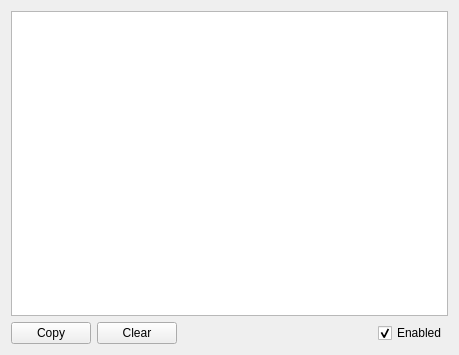
Qt form src/multiserialviewer/ui_files/serialViewerWindow.ui (shaag7967/multiserialviewer) before a commit.
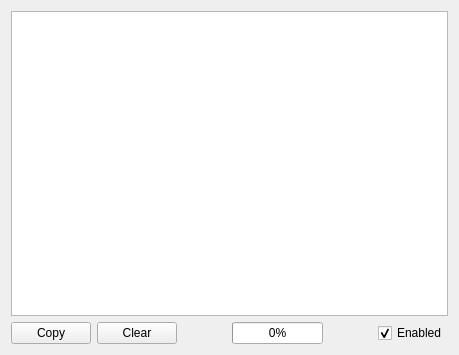
The same form after that commit.

Commit message: Added basic statistics (Bandwidth utilization)

The edit to the form file:
```diff
--- a/src/multiserialviewer/ui_files/serialViewerWindow.ui
+++ b/src/multiserialviewer/ui_files/serialViewerWindow.ui
@@ -47,7 +47,30 @@
        </property>
        <property name="sizeHint" stdset="0">
         <size>
-         <width>40</width>
+         <width>60</width>
+         <height>20</height>
+        </size>
+       </property>
+      </spacer>
+     </item>
+     <item>
+      <widget class="QProgressBar" name="progBar_utilization">
+       <property name="value">
+        <number>0</number>
+       </property>
+       <property name="format">
+        <string>%p%</string>
+       </property>
+      </widget>
+     </item>
+     <item>
+      <spacer name="horizontalSpacer_2">
+       <property name="orientation">
+        <enum>Qt::Orientation::Horizontal</enum>
+       </property>
+       <property name="sizeHint" stdset="0">
+        <size>
+         <width>60</width>
          <height>20</height>
         </size>
        </property>
```
Left out of the diff: 2 changed lines with no effect on the pictures. The commit also changes 5 other files.
